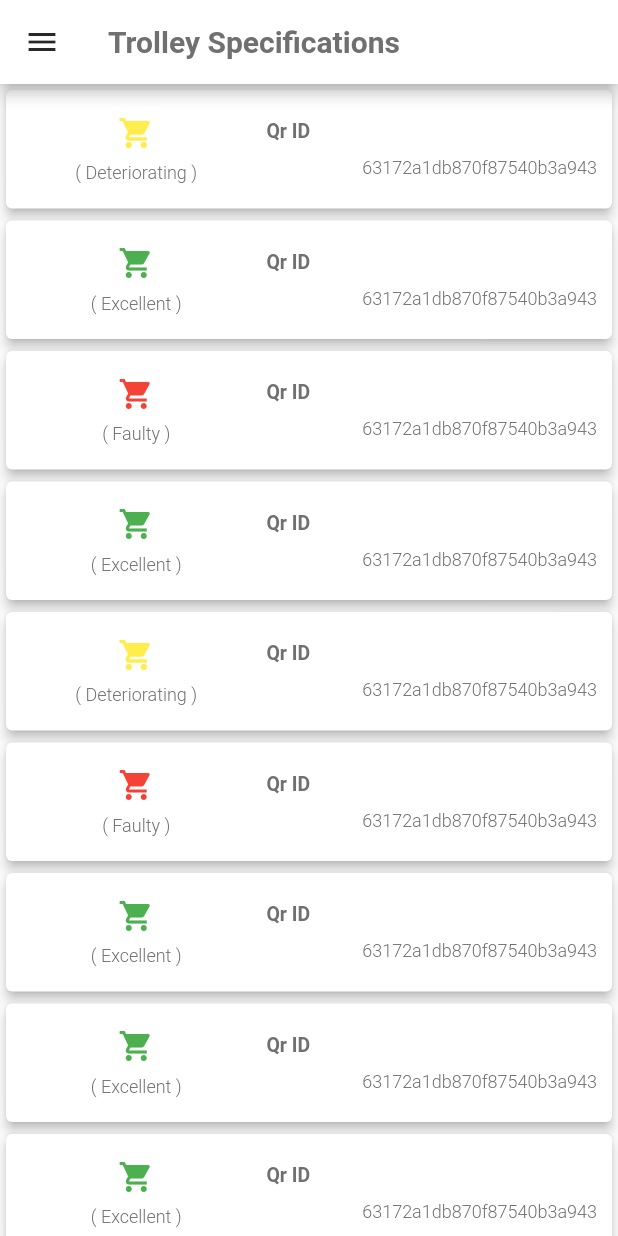
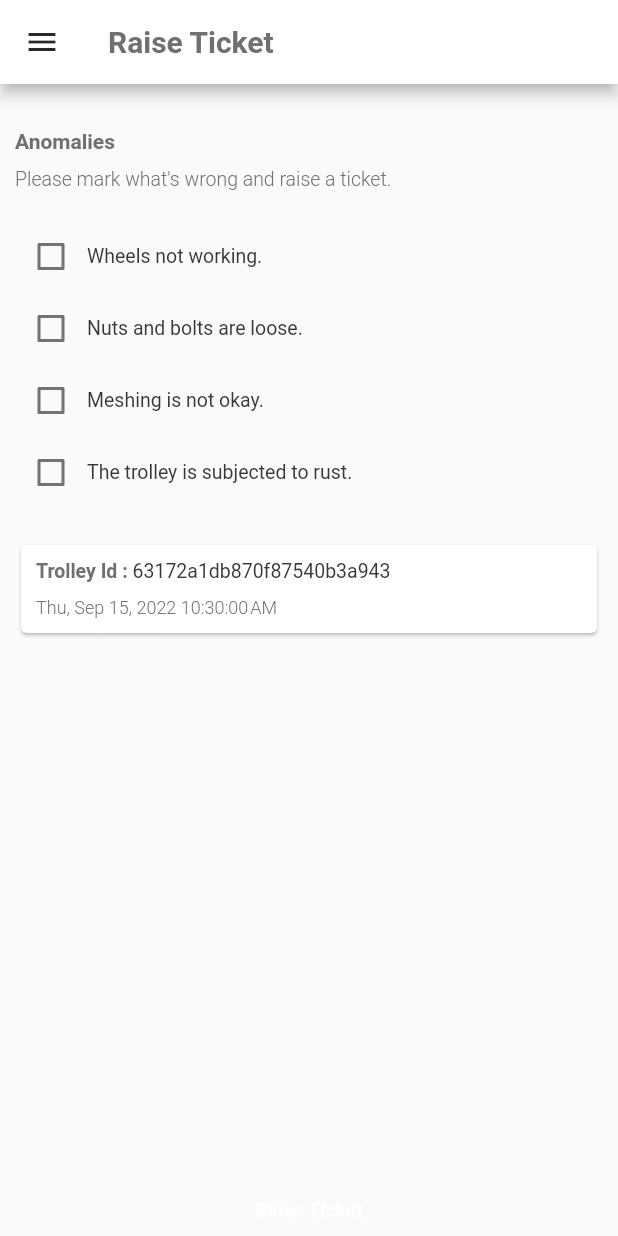
Before and after one commit to KirubaKaran2001/spanner_box_ui, a Flutter app: the screen it shows after launch, on a phone screen of 412 x 824 dp. Run offline on Flutter 3.47's test engine with Material 2 defaults, Android fonts, the phone set to English and light mode, and no system bars; our stand-ins replace google_fonts; missing offline and left inert: ticket_widget.

Commit message:
Ticket Class added

```diff
--- a/lib/main.dart
+++ b/lib/main.dart
@@ -1,6 +1,7 @@
 import 'package:flutter/material.dart';
 import 'package:spanner_box_ui/constants/theme.dart';
 import 'package:spanner_box_ui/spanner_ui.dart';
+import 'package:spanner_box_ui/ticket_raise.dart';
 
 void main() {
   runApp(const MyApp());
@@ -15,7 +16,7 @@ class MyApp extends StatelessWidget {
     return MaterialApp(
       title: 'Flutter Demo',
       theme: myLightTheme,
-      home: const SpannerBox(),
+      home: const RaiseTicket(),
       debugShowCheckedModeBanner: false,
     );
   }
--- a/lib/ticket_raise.dart
+++ b/lib/ticket_raise.dart
@@ -4,14 +4,15 @@ import 'package:spanner_box_ui/constants/textStyle.dart';
 import 'package:ticket_widget/ticket_widget.dart';
 
 
-class SpannerBox extends StatefulWidget {
-  const SpannerBox({super.key});
+class RaiseTicket
+ extends StatefulWidget {
+  const RaiseTicket({super.key});
 
   @override
-  State<SpannerBox> createState() => _SpannerBoxState();
+  State<RaiseTicket> createState() => _RaiseTicketState();
 }
 
-class _SpannerBoxState extends State<SpannerBox> {
+class _RaiseTicketState extends State<RaiseTicket> {
   bool wheelsValue = false;
   bool nutsAndBoltsValue = false;
   bool meshValue = false;
```
